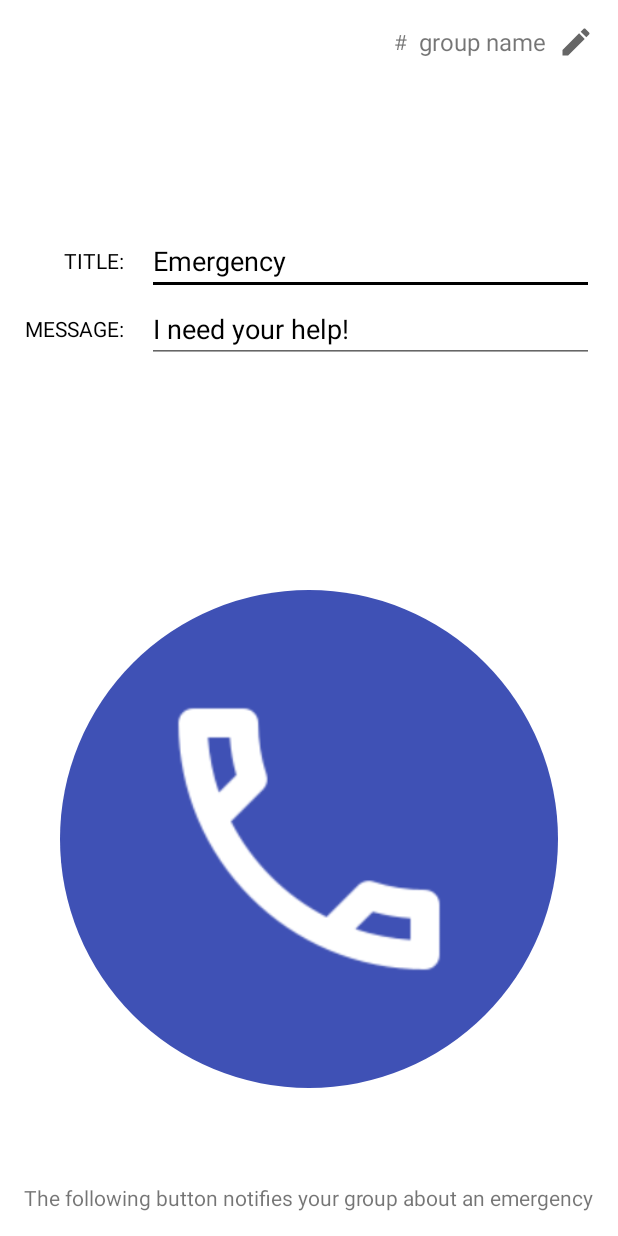
After one commit to hubinsord/AlertPhone, an Android app: the MainActivity screen opened directly, with no data from a screen before it, on a phone screen of 412 x 824 dp. The commit adds this screen. Run offline under Robolectric (Android 15) with nearby library versions, the phone set to English and light mode, and no system bars; our stand-ins replace data binding.

Commit message:
feature: added MainActivity
added MainActivity with push notification(wip)

```diff
--- /dev/null
+++ b/app/src/main/java/com/example/alertphone/data/main/model/NotificationData.kt
@@ -0,0 +1,6 @@
+package com.example.alertphone.data.main.model
+
+data class NotificationData(
+    val title: String,
+    val message: String
+)
--- /dev/null
+++ b/app/src/main/java/com/example/alertphone/data/main/model/PushNotification.kt
@@ -0,0 +1,6 @@
+package com.example.alertphone.data.main.model
+
+data class PushNotification(
+    val data: NotificationData,
+    val to: String
+)
--- /dev/null
+++ b/app/src/main/java/com/example/alertphone/features/alert/MainActivity.kt
@@ -0,0 +1,67 @@
+package com.example.alertphone.features.alert
+
+import android.content.Context
+import android.content.Intent
+import android.os.Bundle
+import android.util.Log
+import androidx.appcompat.app.AppCompatActivity
+import androidx.databinding.DataBindingUtil
+import com.example.alertphone.R
+import com.example.alertphone.data.main.api.NotificationApiInstance
+import com.example.alertphone.data.main.model.PushNotification
+import com.example.alertphone.databinding.ActivityMainBinding
+import kotlinx.coroutines.CoroutineScope
+import kotlinx.coroutines.Dispatchers
+import kotlinx.coroutines.launch
+import java.lang.Exception
+
+const val TAG = "PushNotification"
+
+class MainActivity : AppCompatActivity() {
+    private lateinit var binding: ActivityMainBinding
+    private lateinit var viewModel: MainViewModel
+    private var topic: String = ""
+
+    override fun onCreate(savedInstanceState: Bundle?) {
+        super.onCreate(savedInstanceState)
+        binding =
+            DataBindingUtil.setContentView(this@MainActivity, R.layout.activity_main)
+    }
+
+    private fun sendNotification(notification: PushNotification) =
+        CoroutineScope(Dispatchers.IO).launch {
+            try {
+                val response = NotificationApiInstance.api.postNotification(notification)
+                if (response.isSuccessful)
+//                    Log.d(TAG, "Response: ${Gson().toJson(response)}")
+                else
+                    Log.e(TAG, response.errorBody().toString())
+            } catch (e: Exception) {
+                Log.e(TAG, e.toString())
+            }
+        }
+
+    companion object {
+        const val EXTRA_CALLING = "extra-calling"
+
+        @JvmStatic
+        fun newIntent(context: Context?, isCalling: Boolean?): Intent {
+            val intent = Intent(context, MainActivity::class.java)
+            intent.putExtra(EXTRA_CALLING, isCalling)
+            return intent
+        }
+
+        @JvmStatic
+        fun newIntent(context: Context?, text: String?): Intent {
+            val intent = Intent(context, MainActivity::class.java)
+            intent.putExtra(EXTRA_CALLING, text)
+            return intent
+        }
+
+
+        @JvmStatic
+        fun newIntent(context: Context?): Intent {
+            return Intent(context, MainActivity::class.java)
+        }
+    }
+}
--- a/app/src/main/java/com/example/alertphone/features/splashscreen/SplashScreenActivity.kt
+++ b/app/src/main/java/com/example/alertphone/features/splashscreen/SplashScreenActivity.kt
@@ -6,7 +6,7 @@ import android.os.Handler
 import android.os.Looper
 import androidx.appcompat.app.AppCompatActivity
 import com.example.alertphone.R
-import com.example.alertphone.features.join.JoinGroup
+import com.example.alertphone.features.onboarding.OnboardingActivity
 
 class SplashScreenActivity : AppCompatActivity() {
 
@@ -16,7 +16,7 @@ class SplashScreenActivity : AppCompatActivity() {
         setContentView(R.layout.activity_splash_screen)
         Handler(Looper.getMainLooper()).postDelayed(
             Runnable {
-                val intent = Intent(this@SplashScreenActivity, JoinGroup::class.java)
+                val intent = Intent(this@SplashScreenActivity, OnboardingActivity::class.java)
                 this@SplashScreenActivity.startActivity(intent)
                 this@SplashScreenActivity.finish()
             }, SPLASH_DISPLAY_LENGTH
--- /dev/null
+++ b/app/src/main/res/layout/activity_main.xml
@@ -0,0 +1,153 @@
+<?xml version="1.0" encoding="utf-8"?>
+<layout xmlns:android="http://schemas.android.com/apk/res/android"
+    xmlns:app="http://schemas.android.com/apk/res-auto"
+    xmlns:tools="http://schemas.android.com/tools">
+
+
+    <androidx.constraintlayout.widget.ConstraintLayout
+        android:layout_width="match_parent"
+        android:layout_height="match_parent">
+
+        <LinearLayout
+            android:layout_width="wrap_content"
+            android:layout_height="wrap_content"
+            android:layout_marginTop="@dimen/menu_general_margin"
+            android:layout_marginEnd="@dimen/menu_general_margin"
+            android:gravity="center_vertical"
+            android:orientation="horizontal"
+            app:layout_constraintEnd_toEndOf="parent"
+            app:layout_constraintTop_toTopOf="parent">
+
+            <ImageView
+                android:id="@+id/imageView"
+                android:layout_width="match_parent"
+                android:layout_height="match_parent"
+                app:layout_constraintBottom_toBottomOf="parent"
+                app:layout_constraintEnd_toEndOf="parent"
+                app:layout_constraintStart_toStartOf="parent"
+                app:layout_constraintTop_toTopOf="parent" />
+
+            <TextView
+                android:layout_width="wrap_content"
+                android:layout_height="wrap_content"
+                android:text="#" />
+
+            <TextView
+                android:id="@+id/tv_header_group_name"
+                android:layout_width="wrap_content"
+                android:layout_height="wrap_content"
+                android:layout_marginHorizontal="8dp"
+                android:text="group name"
+                android:textSize="16sp"
+                tools:text="group name"
+                tools:textColor="@color/black"
+                tools:textSize="16sp" />
+
+            <ImageView
+                android:id="@+id/fab_edit"
+                android:layout_width="wrap_content"
+                android:layout_height="wrap_content"
+                android:scaleType="center"
+                android:src="@drawable/ic_edit"
+                android:contentDescription="edit" />
+
+        </LinearLayout>
+
+        <LinearLayout
+            android:id="@+id/main_container"
+            android:layout_width="match_parent"
+            android:layout_height="wrap_content"
+            android:layout_marginHorizontal="@dimen/menu_general_margin"
+            android:orientation="horizontal"
+            app:layout_constraintBottom_toTopOf="@id/iv_emergency_call"
+            app:layout_constraintEnd_toEndOf="parent"
+            app:layout_constraintStart_toStartOf="parent"
+            app:layout_constraintTop_toTopOf="parent">
+
+            <LinearLayout
+                android:id="@+id/container_labels"
+                android:layout_width="wrap_content"
+                android:layout_height="match_parent"
+                android:orientation="vertical"
+                android:paddingEnd="@dimen/menu_general_margin"
+                android:weightSum="2"
+                tools:ignore="RtlSymmetry">
+
+                <TextView
+                    android:id="@+id/et_title_label"
+                    android:layout_width="match_parent"
+                    android:layout_height="match_parent"
+                    android:layout_weight="1"
+                    android:gravity="center_vertical|end"
+                    android:text="@string/tv_title_label"
+                    android:textColor="@color/black" />
+
+                <TextView
+                    android:id="@+id/et_message_label"
+                    android:layout_width="match_parent"
+                    android:layout_height="match_parent"
+                    android:layout_weight="1"
+                    android:gravity="center_vertical|end"
+                    android:text="@string/tv_message_label"
+                    android:textColor="@color/black" />
+
+            </LinearLayout>
+
+            <LinearLayout
+                android:id="@+id/container_content"
+                android:layout_width="match_parent"
+                android:layout_height="match_parent"
+                android:layout_gravity="center_vertical"
+                android:orientation="vertical">
+
+                <EditText
+                    android:id="@+id/etTitle"
+                    android:layout_width="match_parent"
+                    android:layout_height="wrap_content"
+                    android:text="@string/et_title_content"
+                    android:textColor="@color/black"
+                    android:autofillHints="@string/et_title_content"
+                    android:inputType="text"
+                    tools:ignore="LabelFor"/>
+
+                <EditText
+                    android:id="@+id/etMessage"
+                    android:layout_width="match_parent"
+                    android:layout_height="wrap_content"
+                    android:text="@string/et_message_content"
+                    android:textColor="@color/black"
+                    android:autofillHints="@string/et_message_content"
+                    android:inputType="text"
+                    tools:ignore="LabelFor" />
+
+            </LinearLayout>
+        </LinearLayout>
+
+
+        <ImageView
+            android:id="@+id/iv_emergency_call"
+            android:layout_width="0dp"
+            android:layout_height="0dp"
+            android:layout_marginHorizontal="40dp"
+            android:background="@drawable/iv_bg_call_make"
+            android:clickable="true"
+            android:focusable="true"
+            app:layout_constraintBottom_toBottomOf="parent"
+            app:layout_constraintDimensionRatio="1:1"
+            app:layout_constraintEnd_toEndOf="parent"
+            app:layout_constraintStart_toStartOf="parent"
+            app:layout_constraintTop_toTopOf="parent"
+            app:layout_constraintVertical_bias="0.8" />
+
+        <TextView
+            android:layout_width="0dp"
+            android:layout_height="wrap_content"
+            android:layout_marginHorizontal="@dimen/menu_general_margin"
+            android:layout_marginBottom="@dimen/menu_general_margin"
+            android:text="@string/tv_bottom_info"
+            app:layout_constraintBottom_toBottomOf="parent"
+            app:layout_constraintEnd_toEndOf="parent"
+            app:layout_constraintStart_toStartOf="parent" />
+
+    </androidx.constraintlayout.widget.ConstraintLayout>
+</layout>
```
Also changed, not shown: app/src/main/java/com/example/alertphone/AppBindingAdapter.kt (added, +13 -0 lines), app/src/main/java/com/example/alertphone/Constants.kt (added, +10 -0 lines), app/src/main/java/com/example/alertphone/archtecture/pushnotification/MyFirebaseMessagingService.kt (added, +80 -0 lines), app/src/main/java/com/example/alertphone/data/main/api/NotificationApi.kt (added, +20 -0 lines), app/src/main/java/com/example/alertphone/data/main/api/NotificationApiInstance.kt (added, +20 -0 lines), app/src/main/java/com/example/alertphone/features/alert/GroupAlert.kt (deleted, +0 -18 lines), app/src/main/java/com/example/alertphone/features/alert/MainViewModel.kt (added, +11 -0 lines), app/src/main/java/com/example/alertphone/features/alert/Subscriber.kt (added, +12 -0 lines), app/src/main/java/com/example/alertphone/features/join/JoinGroup.kt (deleted, +0 -50 lines), app/src/main/java/com/example/alertphone/features/join/JoinGroupViewModel.kt (deleted, +0 -7 lines), app/src/main/res/layout/activity_group_alert.xml (deleted, +0 -82 lines).
